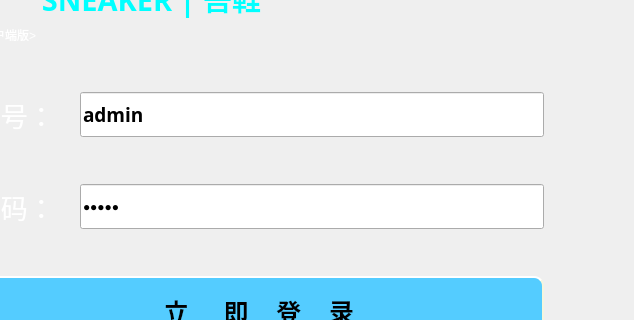
This is 2_qt/SneakerTraClient/sublogform/cloginform.ui in IvanNotOnlyFAt/Sneaker as Qt 5 draws it before an edit; both pictures show x 566 to 1200 and y 283 to 603 of the 1200 by 800 pixel window. The edited form follows.
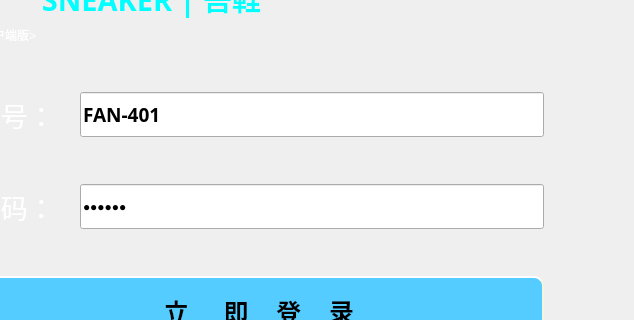
This is the edited form.

Diff of the .ui file:
```diff
--- a/2_qt/SneakerTraClient/sublogform/cloginform.ui
+++ b/2_qt/SneakerTraClient/sublogform/cloginform.ui
@@ -13,6 +13,9 @@
   <property name="windowTitle">
    <string>Form</string>
   </property>
+  <property name="styleSheet">
+   <string notr="true"/>
+  </property>
   <widget class="QWidget" name="widget_login" native="true">
    <property name="geometry">
     <rect>
@@ -113,7 +116,7 @@
          </font>
         </property>
         <property name="text">
-         <string>admin</string>
+         <string>FAN-401</string>
         </property>
         <property name="frame">
          <bool>true</bool>
@@ -173,7 +176,7 @@
          </size>
         </property>
         <property name="text">
-         <string>admin</string>
+         <string>123456</string>
         </property>
         <property name="echoMode">
          <enum>QLineEdit::Password</enum>
```
